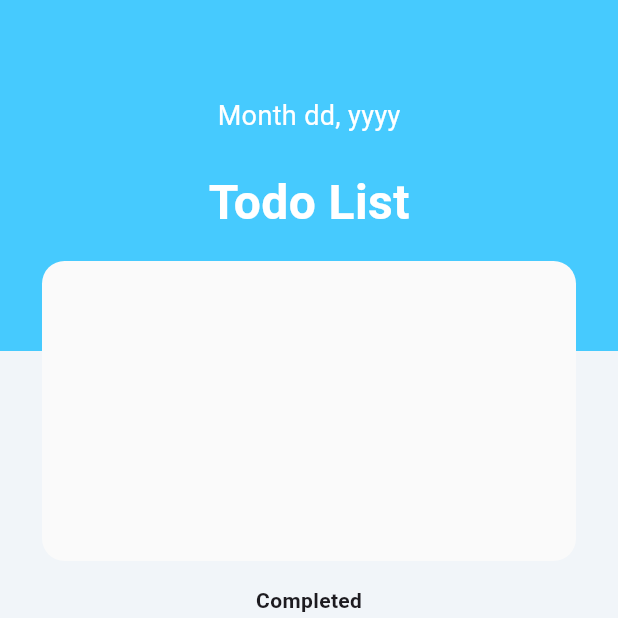
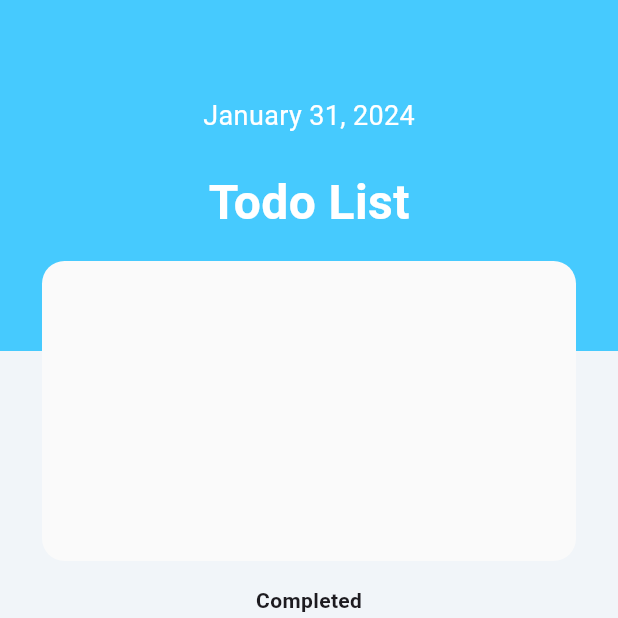
Before and after one commit to KaueMiziara/flutter-todo-list, a Flutter app: the screen it shows after launch, on a phone screen of 412 x 824 dp, the top half of it. Run offline on Flutter 3.47's test engine with Material 3 defaults, Android fonts, the phone set to English and light mode, and no system bars.

Commit message:
ui: change Header widget DateTime formatting

```diff
--- a/lib/presentation/components/sections/header.dart
+++ b/lib/presentation/components/sections/header.dart
@@ -1,4 +1,5 @@
 import 'package:flutter/material.dart';
+import 'package:intl/intl.dart';
 import 'package:todo_list/presentation/themes/todo_colors.dart';
 
 class Header extends StatelessWidget {
@@ -9,20 +10,20 @@ class Header extends StatelessWidget {
     return Container(
       height: 234,
       color: TodoColors.blue,
-      child: const Padding(
-        padding: EdgeInsets.fromLTRB(16, 42, 16, 54),
+      child: Padding(
+        padding: const EdgeInsets.fromLTRB(16, 42, 16, 54),
         child: Center(
           child: Column(
             mainAxisAlignment: MainAxisAlignment.spaceEvenly,
             children: [
               Text(
-                "Month dd, yyyy",
-                style: TextStyle(
+                DateFormat('MMMM dd, yyyy').format(DateTime.now()).toString(),
+                style: const TextStyle(
                   color: Colors.white,
                   fontSize: 18,
                 ),
               ),
-              Text(
+              const Text(
                 "Todo List",
                 style: TextStyle(
                   color: Colors.white,
```
